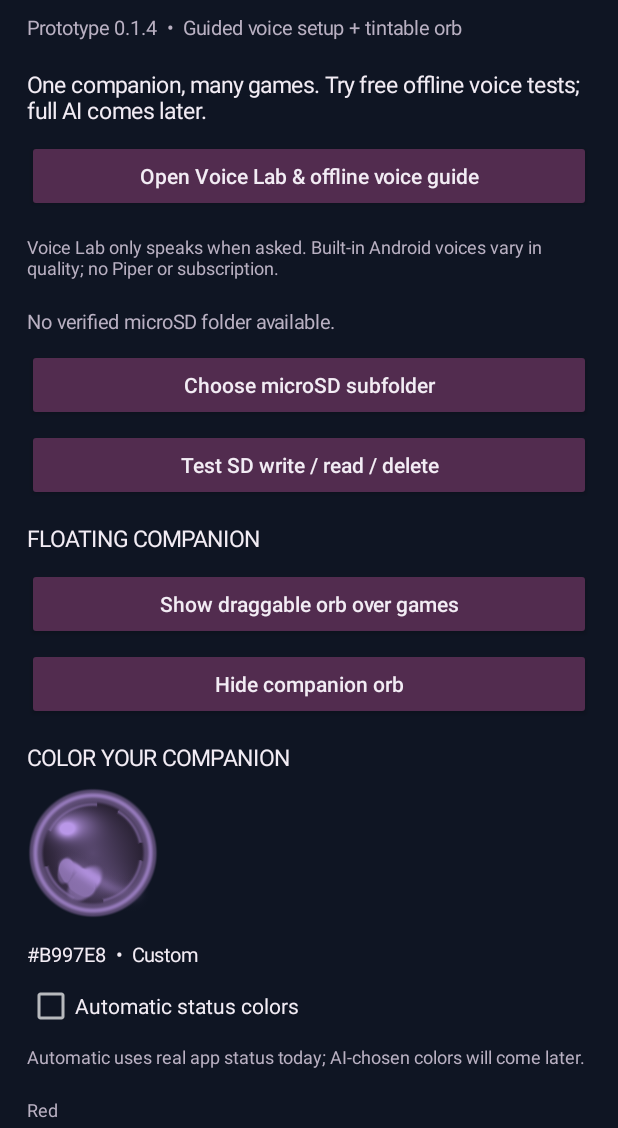
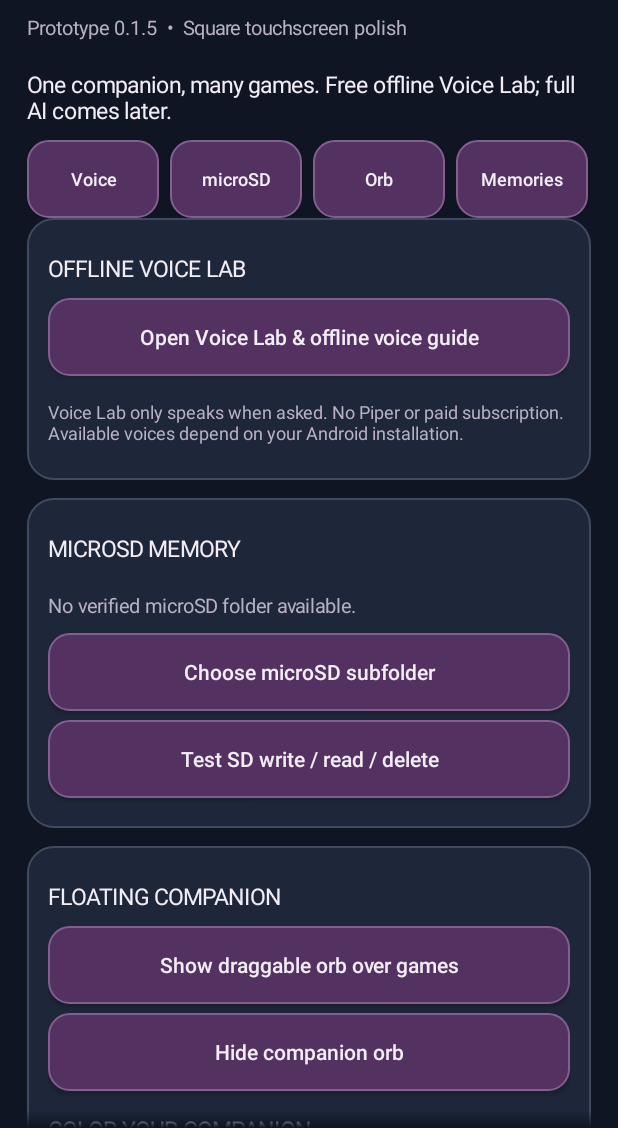
Before and after one commit to ValentineBSAA/Gaming-AI-, an Android app: the screen it shows after launch (MainActivity), on a phone screen of 412 x 824 dp, the part 108-1236 px from its top. Run offline under Robolectric (Android 15) with nearby library versions, the phone set to English and light mode, and no system bars; network calls fail.

Commit message:
feat: main square dashboard, touch cards, gesture navigation, reduced motion and diagnostics

```diff
--- a/app/src/main/java/com/valentinebsaa/gamingai/MainActivity.java
+++ b/app/src/main/java/com/valentinebsaa/gamingai/MainActivity.java
@@ -11,7 +11,6 @@ import android.graphics.PorterDuff;
 import android.net.Uri;
 import android.os.Bundle;
 import android.provider.DocumentsContract;
-import android.speech.RecognizerIntent;
 import android.view.View;
 import android.widget.ArrayAdapter;
 import android.widget.Button;
@@ -27,7 +26,6 @@ import android.widget.TextView;
 
 import java.io.IOException;
 import java.text.DateFormat;
-import java.util.ArrayList;
 import java.util.Date;
 import java.util.List;
 import java.util.UUID;
@@ -35,7 +33,6 @@ import java.util.UUID;
 /** Offline v0.1 memory-shell UI. Does not pretend to be a live AI voice service. */
 public final class MainActivity extends Activity {
     private static final int PICK_SD_FOLDER = 10;
-    private static final int DICTATE_NOTE = 11;
     private static final String PREFS = "permission_locator_only";
     private static final String KEY_URI = "sd_tree_uri";
     private static final String[] GAMES = {
@@ -44,6 +41,8 @@ public final class MainActivity extends Activity {
 
     private TextView status;
     private TextView overview;
+    private TextView deviceInfo;
+    private ScrollView mainScroll;
     private TextView recent;
     private Spinner game;
     private EditText note;
@@ -58,45 +57,62 @@ public final class MainActivity extends Activity {
 
     @Override public void onCreate(Bundle state) {
         super.onCreate(state);
-        ScrollView scroll = new ScrollView(this);
-        scroll.setFillViewport(true);
-        scroll.setBackgroundColor(background);
-        LinearLayout root = new LinearLayout(this);
-        root.setOrientation(LinearLayout.VERTICAL);
-        int pad = dp(18);
-        root.setPadding(pad, pad, pad, pad);
-        scroll.addView(root);
-        setContentView(scroll);
+        mainScroll = TouchUi.page(this);
+        LinearLayout root = TouchUi.root(this, mainScroll);
+        setContentView(mainScroll);
+        mainScroll.requestFocus();
 
         addText(root, "Gaming AI · Rotate", 26, foreground);
-        addText(root, "Prototype 0.1.4  •  Guided voice setup + tintable orb", 13, muted);
-        addText(root, "One companion, many games. Try free offline voice tests; full AI comes later.", 15, foreground);
-        button(root, "Open Voice Lab & offline voice guide", v -> {
-            Intent voiceLab = new Intent(this, VoiceLabActivity.class);
-            voiceLab.putExtra(VoiceLabActivity.EXTRA_GAME,
-                game != null ? String.valueOf(game.getSelectedItem()) : "General");
-            startActivity(voiceLab);
-        });
-        addText(root, "Voice Lab only speaks when asked. Built-in Android voices vary in quality; no Piper or subscription.",
-            12, muted);
-        overview = addText(root, "Choose a folder on your removable microSD.", 13, muted);
-        button(root, "Choose microSD subfolder", this::chooseFolder);
-        button(root, "Test SD write / read / delete", this::testSd);
-        addText(root, "FLOATING COMPANION", 15, foreground);
-        button(root, "Show draggable orb over games", this::enableOverlay);
-        button(root, "Hide companion orb", this::hideOverlay);
-        setupOrbColors(root);
-        addText(root, "Optional overlay. Drag to reposition; tap it to return here. " +
-            "The indicator shows the last reported app state, not live game awareness.", 12, muted);
+        addText(root, "Prototype 0.1.5  •  Square touchscreen polish", 13, muted);
+        addText(root, "One companion, many games. Free offline Voice Lab; full AI comes later.",
+            15, foreground);
 
-        addText(root, "SAVE A MEMORY", 15, foreground);
+        LinearLayout shortcuts = new LinearLayout(this);
+        shortcuts.setOrientation(LinearLayout.HORIZONTAL);
+        TouchUi.rail(this, root).addView(shortcuts);
+
+        final LinearLayout voiceCard = TouchUi.card(this, root);
+        final LinearLayout storageCard = TouchUi.card(this, root);
+        final LinearLayout orbCard = TouchUi.card(this, root);
+        final LinearLayout memoryCard = TouchUi.card(this, root);
+        final LinearLayout deviceCard = TouchUi.card(this, root);
+        TouchUi.chip(this, shortcuts, "Voice",
+            v -> TouchUi.jumpTo(this, mainScroll, voiceCard));
+        TouchUi.chip(this, shortcuts, "microSD",
+            v -> TouchUi.jumpTo(this, mainScroll, storageCard));
+        TouchUi.chip(this, shortcuts, "Orb",
+            v -> TouchUi.jumpTo(this, mainScroll, orbCard));
+        TouchUi.chip(this, shortcuts, "Memories",
+            v -> TouchUi.jumpTo(this, mainScroll, memoryCard));
+        TouchUi.chip(this, shortcuts, "Device",
+            v -> TouchUi.jumpTo(this, mainScroll, deviceCard));
+
+        addText(voiceCard, "OFFLINE VOICE LAB", 15, foreground);
+        button(voiceCard, "Open Voice Lab & offline voice guide", v -> openVoiceLab());
+        addText(voiceCard, "Voice Lab only speaks when asked. No Piper or paid subscription. "
+            + "Available voices depend on your Android installation.", 12, muted);
+
+        addText(storageCard, "MICROSD MEMORY", 15, foreground);
+        overview = addText(storageCard, "Choose a folder on your removable microSD.", 13, muted);
+        button(storageCard, "Choose microSD subfolder", this::chooseFolder);
+        button(storageCard, "Test SD write / read / delete", this::testSd);
+
+        addText(orbCard, "FLOATING COMPANION", 15, foreground);
+        button(orbCard, "Show draggable orb over games", this::enableOverlay);
+        button(orbCard, "Hide companion orb", this::hideOverlay);
+        setupOrbColors(orbCard);
+        addText(orbCard, "Optional overlay. Drag to reposition and tap to return here. "
+            + "The indicator reports the app's last state, not game awareness.", 12, muted);
+
+        addText(memoryCard, "SAVE A MEMORY", 15, foreground);
         game = new Spinner(this);
         ArrayAdapter<String> adapter = new ArrayAdapter<>(this,
-                android.R.layout.simple_spinner_item, GAMES);
+            android.R.layout.simple_spinner_item, GAMES);
         adapter.setDropDownViewResource(android.R.layout.simple_spinner_dropdown_item);
         game.setAdapter(adapter);
         game.setBackgroundTintList(ColorStateList.valueOf(Color.rgb(219, 159, 196)));
-        root.addView(game);
+        game.setMinimumHeight(dp(54));
+        memoryCard.addView(game, new LinearLayout.LayoutParams(-1, dp(58)));
 
         note = new EditText(this);
         note.setHint("What should the companion remember?");
@@ -108,23 +124,48 @@ public final class MainActivity extends Activity {
         note.setInputType(android.text.InputType.TYPE_CLASS_TEXT |
             android.text.InputType.TYPE_TEXT_FLAG_MULTI_LINE |
             android.text.InputType.TYPE_TEXT_FLAG_CAP_SENTENCES);
-        root.addView(note);
+        memoryCard.addView(note);
 
         pinned = new CheckBox(this);
         pinned.setText("Protect this memory from compaction");
         pinned.setTextColor(foreground);
-        root.addView(pinned);
+        pinned.setMinHeight(dp(48));
+        memoryCard.addView(pinned);
 
-        button(root, "Save memory to SD", this::saveNote);
-        button(root, "Dictate note (Android speech input)", this::dictate);
-        button(root, "Compact unpinned memories", this::compact);
-        button(root, "Refresh saved memories", this::refresh);
-        status = addText(root, "Voice Lab uses the microphone only when you tap push-to-talk; no background recording or screen capture.", 13, muted);
-        addText(root, "RECENT MEMORIES", 15, foreground);
-        recent = addText(root, "Nothing loaded yet.", 13, foreground);
-        addText(root, "Privacy: no network permission, screenshots, account, or API keys. " +
-            "Only the selected folder URI is kept internally by Android.", 12, muted);
+        button(memoryCard, "Save memory to SD", this::saveNote);
+        button(memoryCard, "Offline push-to-talk · Open Voice Lab", v -> openVoiceLab());
+        button(memoryCard, "Compact unpinned memories", this::compact);
+        button(memoryCard, "Refresh saved memories", this::refresh);
+        status = addText(memoryCard, "No recording occurs on this screen. "
+            + "Voice Lab's microphone activates only when requested.", 13, muted);
+        addText(memoryCard, "RECENT MEMORIES", 15, foreground);
+        recent = addText(memoryCard, "Nothing loaded yet.", 13, foreground);
+
+        addText(deviceCard, "DEVICE READINESS", 15, foreground);
+        deviceInfo = addText(deviceCard, "", 13, muted);
+        button(deviceCard, "Refresh screen and permission report", v -> refreshDiagnostics());
+        CheckBox reduceMotion = new CheckBox(this);
+        reduceMotion.setText("Reduce interface animations");
+        reduceMotion.setTextColor(foreground);
+        reduceMotion.setMinHeight(dp(48));
+        reduceMotion.setChecked(getSharedPreferences(TouchUi.PREFS, MODE_PRIVATE)
+            .getBoolean(TouchUi.REDUCED_MOTION, false));
+        deviceCard.addView(reduceMotion);
+        reduceMotion.setOnCheckedChangeListener((view, value) -> {
+            getSharedPreferences(TouchUi.PREFS, MODE_PRIVATE).edit()
+                .putBoolean(TouchUi.REDUCED_MOTION, value).apply();
+            if (value) {
+                root.animate().cancel();
+                root.setAlpha(1f);
+                root.setTranslationY(0f);
+            }
+        });
+        addText(deviceCard, "Privacy: no network permission, screen capture, account or API keys. "
+            + "Selected microSD folder URI and interface choices are kept in Android settings.",
+            12, muted);
+        refreshDiagnostics();
         refresh();
+        TouchUi.reveal(this, root);
     }
 
     private int dp(int value) {
@@ -142,16 +183,7 @@ public final class MainActivity extends Activity {
     }
 
     private void button(LinearLayout parent, String label, View.OnClickListener action) {
-        Button button = new Button(this);
-        button.setText(label);
-        button.setTextSize(14);
-        button.setAllCaps(false);
-        button.setTextColor(foreground);
-        button.setBackgroundTintList(ColorStateList.valueOf(Color.rgb(82, 44, 79)));
-        button.setOnClickListener(action);
-        LinearLayout.LayoutParams p = new LinearLayout.LayoutParams(-1, -2);
-        p.bottomMargin = dp(5);
-        parent.addView(button, p);
+        TouchUi.button(this, parent, label, action);
     }
 
     private Uri selectedUri() throws IOException {
@@ -252,7 +284,7 @@ public final class MainActivity extends Activity {
 
         LinearLayout choices = new LinearLayout(this);
         choices.setOrientation(LinearLayout.HORIZONTAL);
-        root.addView(choices, new LinearLayout.LayoutParams(-1, -2));
+        TouchUi.rail(this, root).addView(choices);
         int[] presets = {0xffb997e8, 0xffff91bd, 0xff71dece, 0xffffffff};
         String[] labels = {"Violet", "Rose", "Teal", "White"};
         for (int i = 0; i < presets.length; i++) {
@@ -260,10 +292,12 @@ public final class MainActivity extends Activity {
             Button preset = new Button(this);
             preset.setText(labels[i]);
             preset.setAllCaps(false);
-            preset.setTextSize(11);
-            preset.setTextColor(foreground);
-            preset.setBackgroundTintList(ColorStateList.valueOf(0xff512c53));
-            choices.addView(preset, new LinearLayout.LayoutParams(0, dp(48), 1));
+            TouchUi.styleButton(this, preset);
+            preset.setTextSize(12);
+            LinearLayout.LayoutParams size = new LinearLayout.LayoutParams(
+                dp(SquareLayoutPolicy.presetWidthDp(TouchUi.widthDp(this))), dp(56));
+            size.rightMargin = dp(6);
+            choices.addView(preset, size);
             preset.setOnClickListener(v -> {
                 autoColor.setChecked(false);
                 rgbBars[0].setProgress((selected >> 16) & 255);
@@ -325,15 +359,34 @@ public final class MainActivity extends Activity {
         catch (ActivityNotFoundException e) { setStatus("Android folder picker is unavailable."); }
     }
 
-    private void dictate(View v) {
-        Intent voice = new Intent(RecognizerIntent.ACTION_RECOGNIZE_SPEECH);
-        voice.putExtra(RecognizerIntent.EXTRA_LANGUAGE_MODEL,
-            RecognizerIntent.LANGUAGE_MODEL_FREE_FORM);
-        voice.putExtra(RecognizerIntent.EXTRA_PROMPT, "Dictate a note, then save it to SD.");
-        try { startActivityForResult(voice, DICTATE_NOTE); }
-        catch (ActivityNotFoundException e) {
-            setStatus("No Android speech recognizer installed. Manual notes still work.");
-        }
+    private void openVoiceLab() {
+        Intent launch = new Intent(this, VoiceLabActivity.class);
+        launch.putExtra(VoiceLabActivity.EXTRA_GAME,
+            game != null && game.getSelectedItem() != null
+                ? String.valueOf(game.getSelectedItem()) : "General");
+        startActivity(launch);
+    }
+
+    private void refreshDiagnostics() {
+        if (deviceInfo == null) return;
+        android.util.DisplayMetrics display = new android.util.DisplayMetrics();
+        getWindowManager().getDefaultDisplay().getRealMetrics(display);
+        int dpWidth = TouchUi.widthDp(this);
+        String selectedFolder = getSharedPreferences(PREFS, MODE_PRIVATE)
+            .getString(KEY_URI, null);
+        deviceInfo.setText("Reported display: " + display.widthPixels + " × "
+            + display.heightPixels + " physical pixels"
+            + "\nUsable width: " + dpWidth + " dp"
+            + "  •  density: "
+            + String.format(java.util.Locale.US, "%.2f", display.density)
+            + "\nAndroid " + Build.VERSION.RELEASE
+            + "  •  " + Build.MANUFACTURER + " " + Build.MODEL
+            + "\nOverlay permission: "
+            + (Settings.canDrawOverlays(this) ? "Granted" : "Off")
+            + "\nMicroSD folder: " + (selectedFolder == null
+                ? "Not selected" : "Selected; rerun write/read/delete test")
+            + "\n720 × 720 target: touch scrolling responds to user display scaling."
+            + "\nReal-device layouts, keyboard and swivel not yet verified.");
     }
 
     @Override protected void onActivityResult(int req, int result, Intent data) {
@@ -358,12 +411,6 @@ public final class MainActivity extends Activity {
                 setStatus("Verified removable SD folder and temporary file cleanup.");
                 refresh();
             } catch (Exception e) { setStatus("Folder rejected: " + e.getMessage()); }
-        } else if (req == DICTATE_NOTE) {
-            ArrayList<String> matches = data.getStringArrayListExtra(RecognizerIntent.EXTRA_RESULTS);
-            if (matches != null && !matches.isEmpty()) {
-                note.setText(matches.get(0));
-                setStatus("Dictated text received. Review and tap Save memory to SD.");
-            }
         }
     }
 
```
